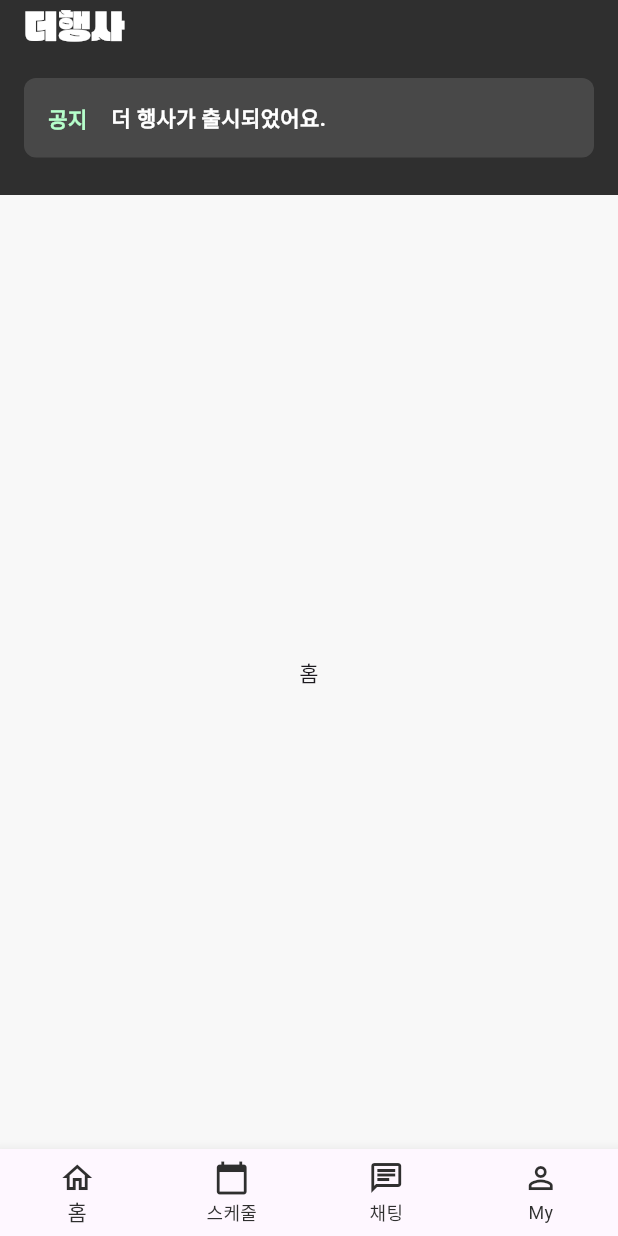
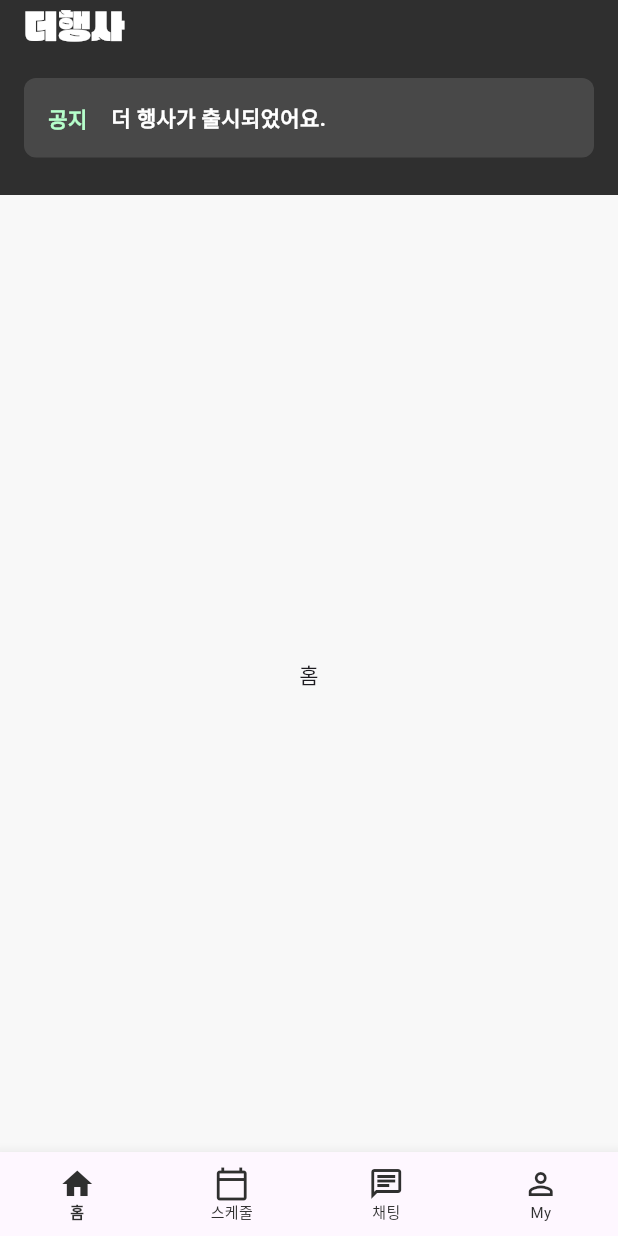
Before and after one commit to nx006/B612-Flutter-UI, a Flutter app: the screen it shows after launch, on a phone screen of 412 x 824 dp. Run offline on Flutter 3.47's test engine with Material 2 defaults, Android fonts, the light colour scheme and no system bars.

Commit message:
feat: TabBarView 선택 시 아이콘, 텍스트 변경 효과 적용

```diff
--- a/lib/common/view/tab_view.dart
+++ b/lib/common/view/tab_view.dart
@@ -11,27 +11,26 @@ class TabView extends StatefulWidget {
 }
 
 class _TabViewState extends State<TabView> with TickerProviderStateMixin {
-  late TabController tabController;
-  int index = 0;
+  late TabController _tabController;
+  int _index = 0;
 
   @override
   void initState() {
     super.initState();
 
-    tabController = TabController(length: 4, vsync: this);
-    tabController.addListener(tabListener);
+    _tabController = TabController(length: _navItems.length, vsync: this);
+    _tabController.addListener(tabListener);
   }
 
   @override
   void dispose() {
-    tabController.removeListener(tabListener);
-
+    _tabController.removeListener(tabListener);
     super.dispose();
   }
 
   void tabListener() {
     setState(() {
-      index = tabController.index;
+      _index = _tabController.index;
     });
   }
 
@@ -42,33 +41,30 @@ class _TabViewState extends State<TabView> with TickerProviderStateMixin {
       bottomNavigationBar: BottomNavigationBar(
         selectedItemColor: kPrimaryDarkColor,
         unselectedItemColor: kPrimaryDarkColor,
+        selectedLabelStyle: const TextStyle(
+          fontWeight: FontWeight.bold,
+          fontSize: 10,
+        ),
+        unselectedLabelStyle: const TextStyle(
+          fontSize: 10,
+        ),
         type: BottomNavigationBarType.fixed,
         onTap: (int index) {
-          tabController.animateTo(index);
+          _tabController.animateTo(index);
         },
-        currentIndex: index,
-        items: const [
-          BottomNavigationBarItem(
-            icon: Icon(Icons.home_outlined),
-            label: '홈',
-          ),
-          BottomNavigationBarItem(
-            icon: Icon(Icons.calendar_today),
-            label: '스케줄',
-          ),
-          BottomNavigationBarItem(
-            icon: Icon(Icons.chat_outlined),
-            label: '채팅',
-          ),
-          BottomNavigationBarItem(
-            icon: Icon(Icons.person_outline),
-            label: 'My',
-          ),
-        ],
+        currentIndex: _index,
+        items: _navItems.map((item) {
+          return BottomNavigationBarItem(
+            icon: Icon(
+              _index == item.index ? item.activeIcon : item.inactiveIcon,
+            ),
+            label: item.label,
+          );
+        }).toList(),
       ),
       child: TabBarView(
         physics: const NeverScrollableScrollPhysics(),
-        controller: tabController,
+        controller: _tabController,
         children: const [
           Center(child: Text('홈')),
           Center(child: Text('스케줄')),
@@ -79,3 +75,44 @@ class _TabViewState extends State<TabView> with TickerProviderStateMixin {
     );
   }
 }
+
+class NavItem {
+  final int index;
+  final IconData activeIcon;
+  final IconData inactiveIcon;
+  final String label;
+
+  const NavItem({
+    required this.index,
+    required this.activeIcon,
+    required this.inactiveIcon,
+    required this.label,
+  });
+}
+
+const _navItems = [
+  NavItem(
+    index: 0,
+    activeIcon: Icons.home,
+    inactiveIcon: Icons.home_outlined,
+    label: '홈',
+  ),
+  NavItem(
+    index: 1,
+    activeIcon: Icons.calendar_today,
+    inactiveIcon: Icons.calendar_today_outlined,
+    label: '스케줄',
+  ),
+  NavItem(
+    index: 2,
+    activeIcon: Icons.chat,
+    inactiveIcon: Icons.chat_outlined,
+    label: '채팅',
+  ),
+  NavItem(
+    index: 3,
+    activeIcon: Icons.person,
+    inactiveIcon: Icons.person_outline,
+    label: 'My',
+  ),
+];
```
